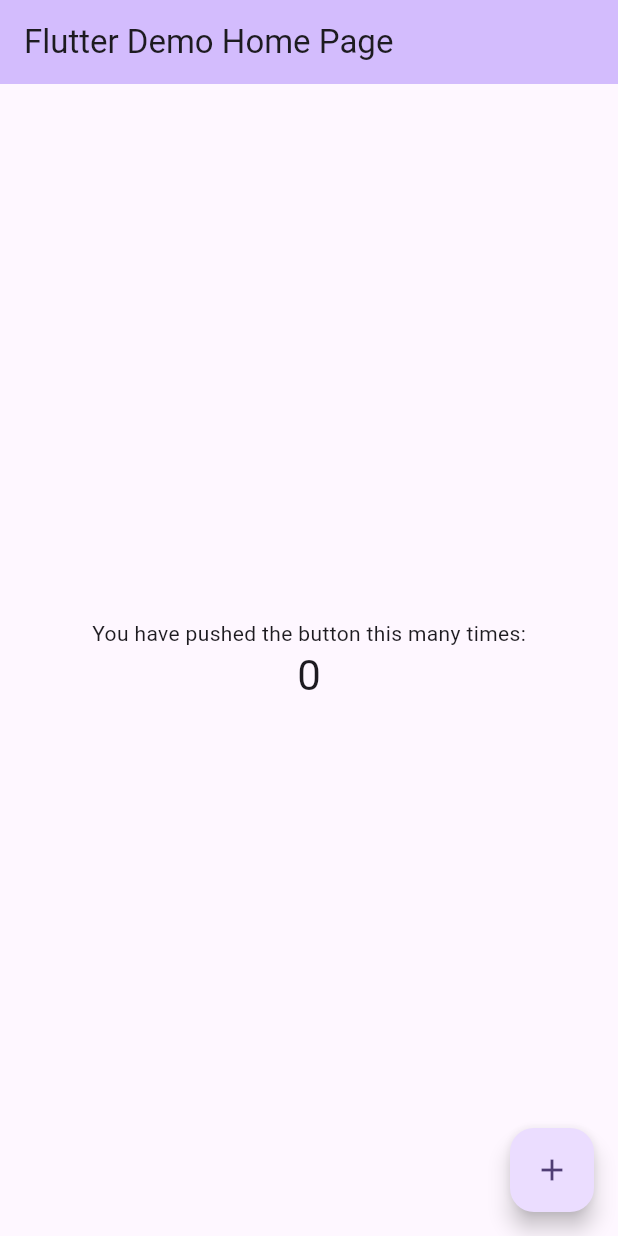
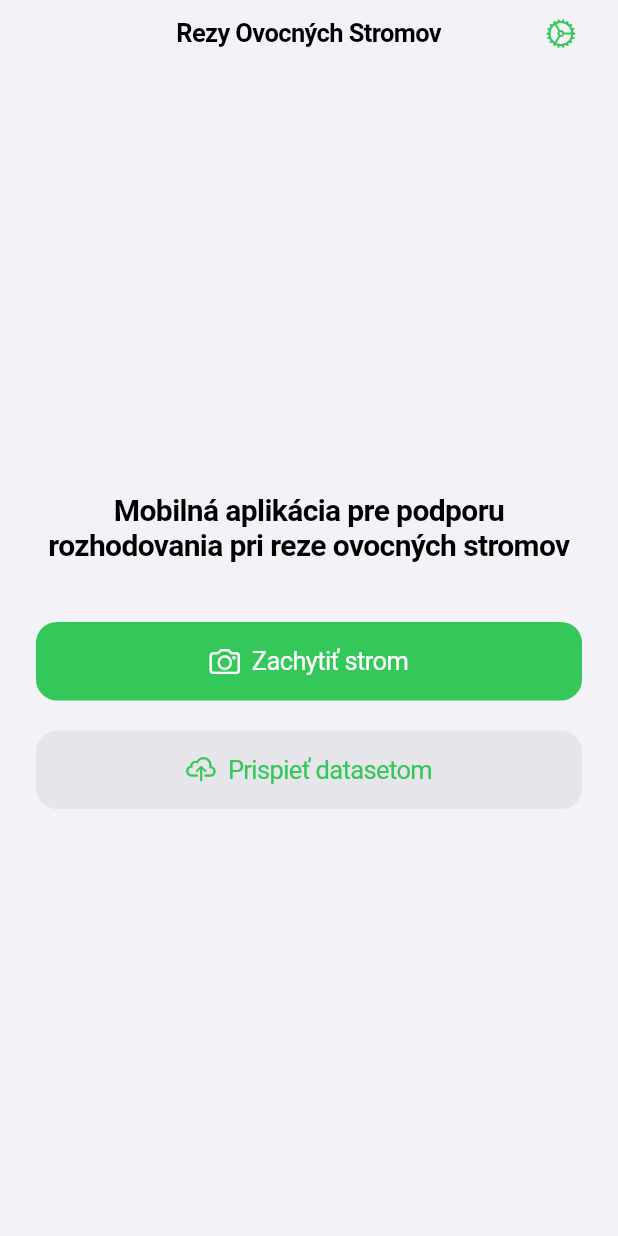
Before and after one commit to Jakub969/diplomova_praca_frontend, a Flutter app: the screen it shows after launch, on a phone screen of 412 x 824 dp. Run offline on Flutter 3.47's test engine with Material 3 defaults, Android fonts, the phone set to English and light mode, and no system bars; our stand-ins replace device_info_plus.

Commit message:
vytvorenie zakladnych obrazoviek

```diff
--- a/lib/main.dart
+++ b/lib/main.dart
@@ -1,122 +1,25 @@
-import 'package:flutter/material.dart';
+import 'package:diplomova_praca/view/main_screen.dart';
+import 'package:flutter/cupertino.dart';
 
 void main() {
-  runApp(const MyApp());
+  runApp(const FruitTreeApp());
 }
 
-class MyApp extends StatelessWidget {
-  const MyApp({super.key});
+class FruitTreeApp extends StatelessWidget {
+  const FruitTreeApp({super.key});
 
-  // This widget is the root of your application.
   @override
   Widget build(BuildContext context) {
-    return MaterialApp(
-      title: 'Flutter Demo',
-      theme: ThemeData(
-        // This is the theme of your application.
-        //
-        // TRY THIS: Try running your application with "flutter run". You'll see
-        // the application has a purple toolbar. Then, without quitting the app,
-        // try changing the seedColor in the colorScheme below to Colors.green
-        // and then invoke "hot reload" (save your changes or press the "hot
-        // reload" button in a Flutter-supported IDE, or press "r" if you used
-        // the command line to start the app).
-        //
-        // Notice that the counter didn't reset back to zero; the application
-        // state is not lost during the reload. To reset the state, use hot
-        // restart instead.
-        //
-        // This works for code too, not just values: Most code changes can be
-        // tested with just a hot reload.
-        colorScheme: ColorScheme.fromSeed(seedColor: Colors.deepPurple),
+    return const CupertinoApp(
+      debugShowCheckedModeBanner: false,
+      title: 'Rezy Ovocných Stromov',
+      theme: CupertinoThemeData(
+        brightness: Brightness.light,
+        primaryColor: CupertinoColors.activeGreen,
+        barBackgroundColor: CupertinoColors.systemGrey6,
+        scaffoldBackgroundColor: CupertinoColors.systemGroupedBackground,
       ),
-      home: const MyHomePage(title: 'Flutter Demo Home Page'),
+      home: MainScreen(),
     );
   }
 }
-
-class MyHomePage extends StatefulWidget {
-  const MyHomePage({super.key, required this.title});
-
-  // This widget is the home page of your application. It is stateful, meaning
-  // that it has a State object (defined below) that contains fields that affect
-  // how it looks.
-
-  // This class is the configuration for the state. It holds the values (in this
-  // case the title) provided by the parent (in this case the App widget) and
-  // used by the build method of the State. Fields in a Widget subclass are
-  // always marked "final".
-
-  final String title;
-
-  @override
-  State<MyHomePage> createState() => _MyHomePageState();
-}
-
-class _MyHomePageState extends State<MyHomePage> {
-  int _counter = 0;
-
-  void _incrementCounter() {
-    setState(() {
-      // This call to setState tells the Flutter framework that something has
-      // changed in this State, which causes it to rerun the build method below
-      // so that the display can reflect the updated values. If we changed
-      // _counter without calling setState(), then the build method would not be
-      // called again, and so nothing would appear to happen.
-      _counter++;
-    });
-  }
-
-  @override
-  Widget build(BuildContext context) {
-    // This method is rerun every time setState is called, for instance as done
-    // by the _incrementCounter method above.
-    //
-    // The Flutter framework has been optimized to make rerunning build methods
-    // fast, so that you can just rebuild anything that needs updating rather
-    // than having to individually change instances of widgets.
-    return Scaffold(
-      appBar: AppBar(
-        // TRY THIS: Try changing the color here to a specific color (to
-        // Colors.amber, perhaps?) and trigger a hot reload to see the AppBar
-        // change color while the other colors stay the same.
-        backgroundColor: Theme.of(context).colorScheme.inversePrimary,
-        // Here we take the value from the MyHomePage object that was created by
-        // the App.build method, and use it to set our appbar title.
-        title: Text(widget.title),
-      ),
-      body: Center(
-        // Center is a layout widget. It takes a single child and positions it
-        // in the middle of the parent.
-        child: Column(
-          // Column is also a layout widget. It takes a list of children and
-          // arranges them vertically. By default, it sizes itself to fit its
-          // children horizontally, and tries to be as tall as its parent.
-          //
-          // Column has various properties to control how it sizes itself and
-          // how it positions its children. Here we use mainAxisAlignment to
-          // center the children vertically; the main axis here is the vertical
-          // axis because Columns are vertical (the cross axis would be
-          // horizontal).
-          //
-          // TRY THIS: Invoke "debug painting" (choose the "Toggle Debug Paint"
-          // action in the IDE, or press "p" in the console), to see the
-          // wireframe for each widget.
-          mainAxisAlignment: MainAxisAlignment.center,
-          children: <Widget>[
-            const Text('You have pushed the button this many times:'),
-            Text(
-              '$_counter',
-              style: Theme.of(context).textTheme.headlineMedium,
-            ),
-          ],
-        ),
-      ),
-      floatingActionButton: FloatingActionButton(
-        onPressed: _incrementCounter,
-        tooltip: 'Increment',
-        child: const Icon(Icons.add),
-      ), // This trailing comma makes auto-formatting nicer for build methods.
-    );
-  }
-}
--- /dev/null
+++ b/lib/view/main_screen.dart
@@ -0,0 +1,105 @@
+import 'package:diplomova_praca/view/send_new_photos_screen.dart';
+import 'package:diplomova_praca/view/settings_screen.dart';
+import 'package:flutter/cupertino.dart';
+import 'package:flutter/material.dart';
+import 'package:device_info_plus/device_info_plus.dart';
+
+import 'capture_photo_screen.dart';
+
+class MainScreen extends StatefulWidget {
+  const MainScreen({super.key});
+
+  @override
+  State<MainScreen> createState() => _MainScreenState();
+}
+
+class _MainScreenState extends State<MainScreen> {
+  Future<bool> checkDepthSupport() async {
+    final deviceInfo = DeviceInfoPlugin();
+    final androidInfo = await deviceInfo.androidInfo;
+    // Replace this with a real depth capability check later
+    return androidInfo.model.toLowerCase().contains("pro");
+  }
+
+  @override
+  Widget build(BuildContext context) {
+    return CupertinoPageScaffold(
+      navigationBar: CupertinoNavigationBar(
+        middle: const Text("Rezy Ovocných Stromov"),
+        trailing: CupertinoButton(
+          padding: EdgeInsets.zero,
+          onPressed: () {
+            Navigator.push(
+              context,
+              CupertinoPageRoute(builder: (_) => const SettingsScreen()),
+            );
+          },
+          child: const Icon(CupertinoIcons.settings),
+        ),
+      ),
+      child: SafeArea(
+        child: Padding(
+          padding: const EdgeInsets.all(24),
+          child: Column(
+            mainAxisAlignment: MainAxisAlignment.center,
+            children: [
+              Text(
+                "Mobilná aplikácia pre podporu rozhodovania pri reze ovocných stromov",
+                textAlign: TextAlign.center,
+                style: CupertinoTheme.of(context)
+                    .textTheme
+                    .navTitleTextStyle
+                    .copyWith(fontSize: 20, fontWeight: FontWeight.bold),
+              ),
+              const SizedBox(height: 40),
+              CupertinoButton.filled(
+                padding:
+                const EdgeInsets.symmetric(horizontal: 24, vertical: 16),
+                borderRadius: BorderRadius.circular(14),
+                onPressed: () async {
+                  final supportDepth = await checkDepthSupport();
+                  Navigator.push(
+                    context,
+                    CupertinoPageRoute(
+                      builder: (_) =>
+                          CaptureScreen(depthSupported: supportDepth),
+                    ),
+                  );
+                },
+                child: const Row(
+                  mainAxisAlignment: MainAxisAlignment.center,
+                  children: [
+                    Icon(CupertinoIcons.camera),
+                    SizedBox(width: 8),
+                    Text("Zachytiť strom"),
+                  ],
+                ),
+              ),
+              const SizedBox(height: 20),
+              CupertinoButton(
+                padding:
+                const EdgeInsets.symmetric(horizontal: 24, vertical: 16),
+                borderRadius: BorderRadius.circular(14),
+                color: CupertinoColors.systemGrey5,
+                onPressed: () {
+                  Navigator.push(
+                    context,
+                    CupertinoPageRoute(builder: (_) => const DatasetScreen()),
+                  );
+                },
+                child: const Row(
+                  mainAxisAlignment: MainAxisAlignment.center,
+                  children: [
+                    Icon(CupertinoIcons.cloud_upload),
+                    SizedBox(width: 8),
+                    Text("Prispieť datasetom"),
+                  ],
+                ),
+              ),
+            ],
+          ),
+        ),
+      ),
+    );
+  }
+}
--- a/pubspec.yaml
+++ b/pubspec.yaml
@@ -34,6 +34,7 @@ dependencies:
   # The following adds the Cupertino Icons font to your application.
   # Use with the CupertinoIcons class for iOS style icons.
   cupertino_icons: ^1.0.8
+  device_info_plus: ^12.2.0
 
 dev_dependencies:
   flutter_test:
```
Also changed, not shown: lib/view/capture_photo_screen.dart (added, +68 -0 lines), lib/view/send_new_photos_screen.dart (added, +42 -0 lines), lib/view/settings_screen.dart (added, +32 -0 lines), pubspec.lock, 3 other files.
